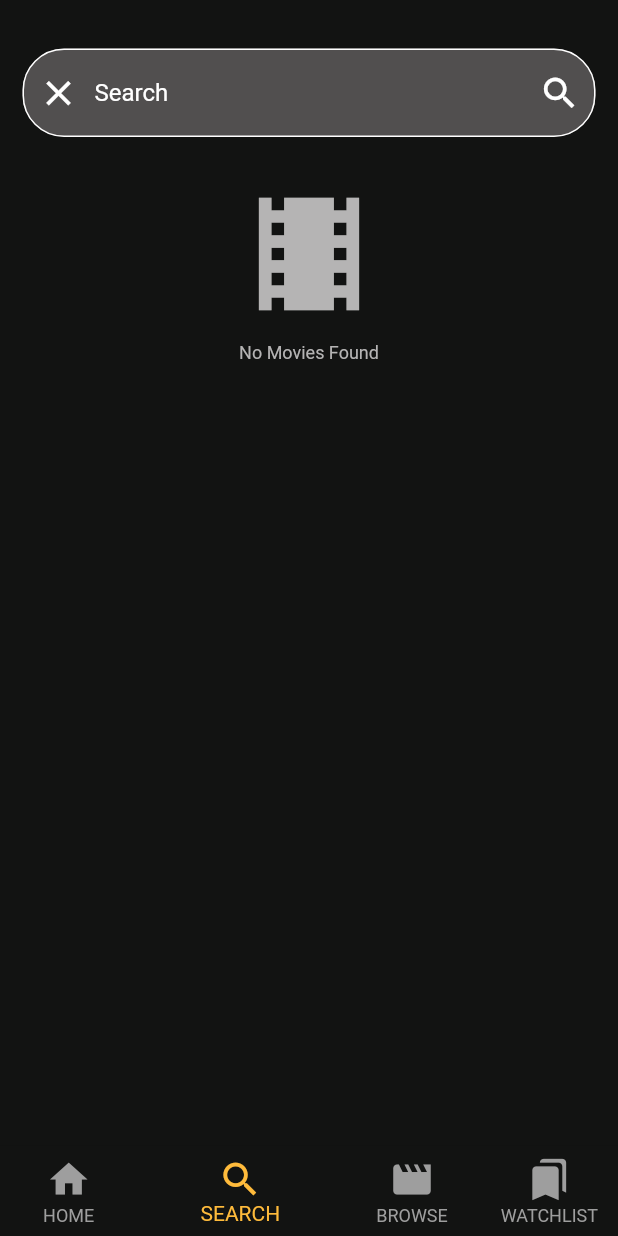
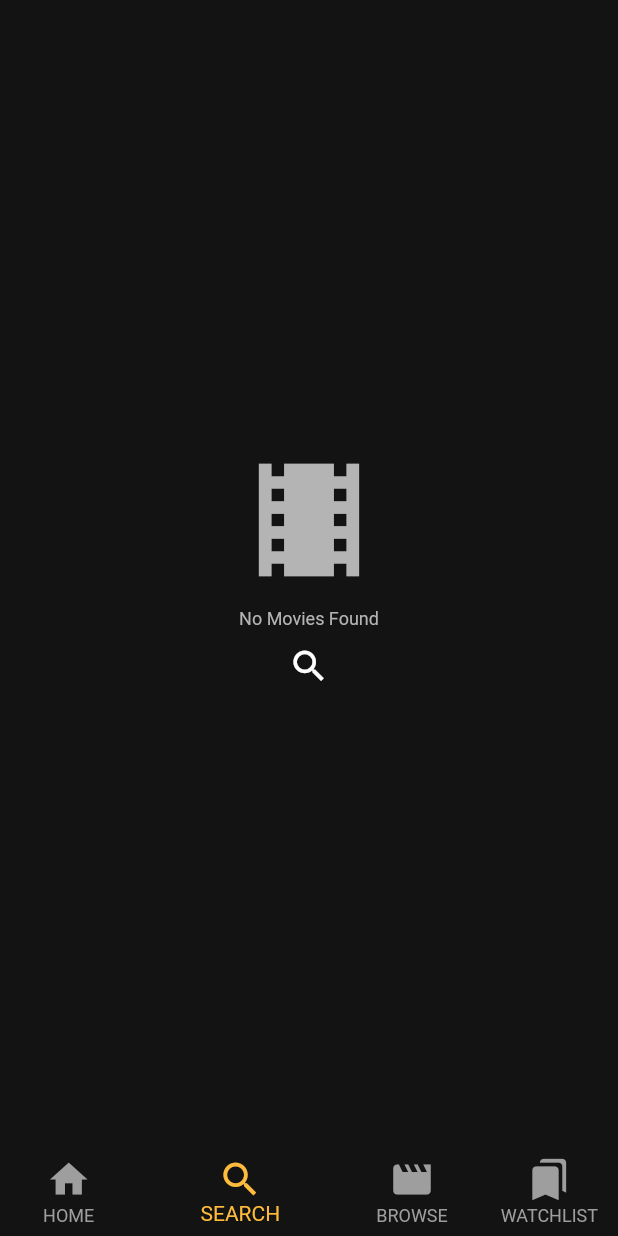
Before and after one commit to heshamgasser/movies_app, a Flutter app: the screen it shows after launch, item 2 of the bottom bar chosen, on a phone screen of 412 x 824 dp. Run offline on Flutter 3.47's test engine with Material 2 defaults, Android fonts, the phone set to English and light mode, and no system bars; our stand-ins replace bloc, cached_network_image, carousel_slider, cloud_firestore, firebase_core, flutter_bloc and 1 more; accounts and stored records are empty; network calls fail.

Commit message:
search Screen

```diff
--- a/lib/screens/search_screen/search_screen.dart
+++ b/lib/screens/search_screen/search_screen.dart
@@ -2,6 +2,7 @@ import 'package:cached_network_image/cached_network_image.dart';
 import 'package:flutter/material.dart';
 import 'package:flutter_screenutil/flutter_screenutil.dart';
 import 'package:movies_app/provider/search_provider.dart';
+import 'package:movies_app/screens/home_screen/widgets/search_widget.dart';
 import 'package:movies_app/screens/search_screen/widgets/search_text_form_field.dart';
 import 'package:provider/provider.dart';
 import '../../componant/constant.dart';
@@ -13,7 +14,38 @@ import '../movie_detail_screen/movie_detail_screen.dart';
 class SearchScreen extends StatelessWidget {
   @override
   Widget build(BuildContext context) {
-    return ChangeNotifierProvider(
+    return Column(
+      mainAxisAlignment: MainAxisAlignment.center,
+      crossAxisAlignment: CrossAxisAlignment.stretch,
+      children: [
+        Column(
+          children: [
+            Icon(
+              Icons.local_movies,
+              size: 100.w,
+              color: Color(0xFFB5B4B4),
+            ),
+            SizedBox(height: 10.h),
+            Text(
+              'No Movies Found',
+              style: TextStyle(color: Color(0xFFB5B4B4), fontSize: 13.sp),
+            )
+          ],
+        ),
+        IconButton(
+            onPressed: () => showSearch(
+                  context: context,
+                  delegate: SearchPage(),
+                ),
+            icon: Icon(
+              Icons.search,
+              size: 30.r,
+              color: Colors.white,
+            ))
+      ],
+    );
+
+    ChangeNotifierProvider(
       create: (context) => SearchProvider(),
       builder: (context, child) {
         var pro = Provider.of<SearchProvider>(context);
@@ -93,7 +125,7 @@ class SearchScreen extends StatelessWidget {
                                       MovieDetailScreen.routeName,
                                       arguments: ArgumentModel(
                                           movieId: snapshot
-                                                  .data!.results![index].id!),
+                                              .data!.results![index].id!),
                                     );
                                   },
                                   child: Container(
```
Also changed, not shown: lib/screens/home_screen/widgets/search_widget.dart (+20 -9 lines).
